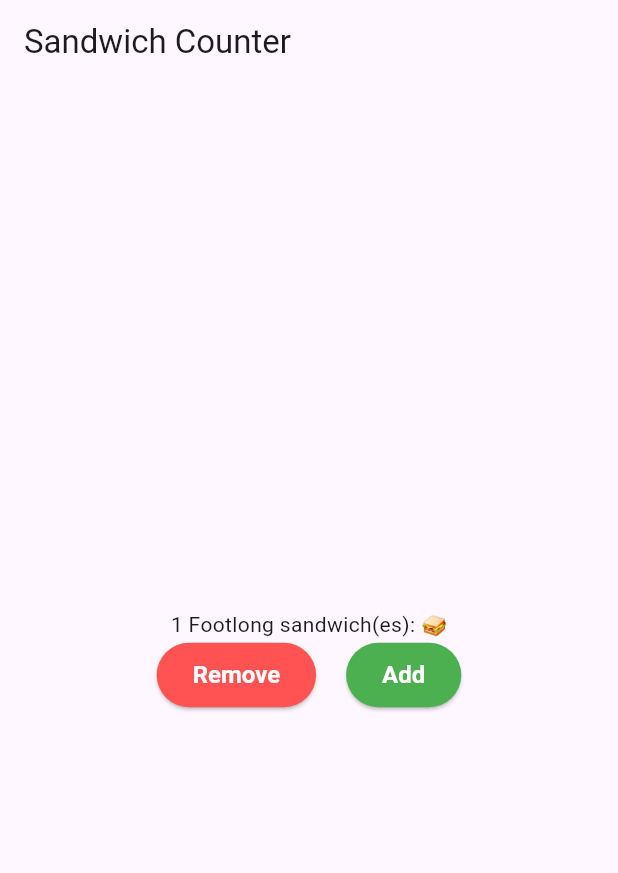
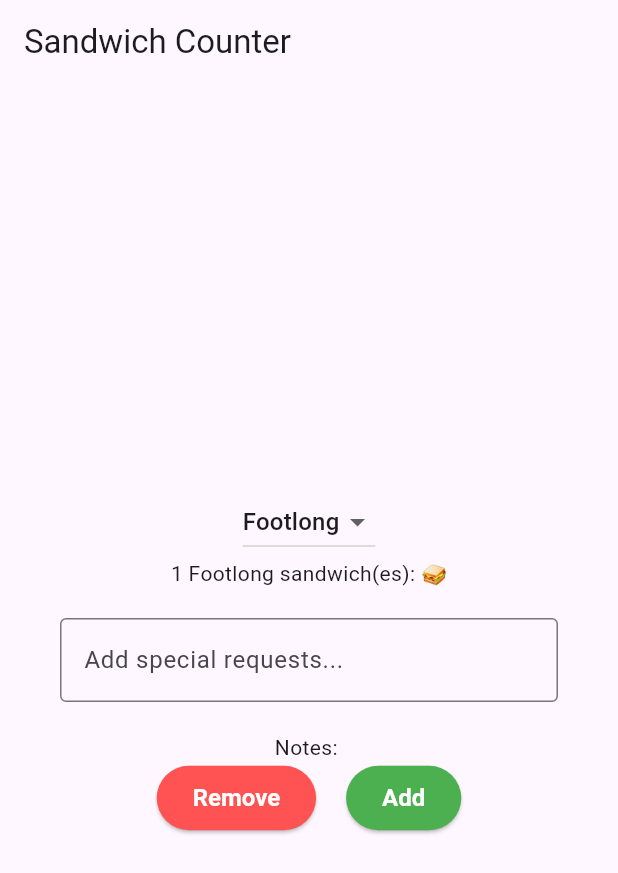
Before and after one commit to Xeniosgeorgakis/sadwich_shop, a Flutter app: the screen it shows after launch, after a tap on "Add", on a phone screen of 412 x 824 dp. Shown: the top 873 px of the screen. Run offline on Flutter 3.47's test engine with Material 3 defaults, Android fonts, the phone set to English and light mode, and no system bars.

Commit message:
add sandwich type selection dropdown

```diff
--- a/lib/main.dart
+++ b/lib/main.dart
@@ -29,14 +29,12 @@ class OrderScreen extends StatefulWidget {
 
 class _OrderScreenState extends State<OrderScreen> {
   int _quantity = 0;
+   String _selectedType = 'Footlong';
+   String _notes = '';
 
   void _increaseQuantity() {
     if (_quantity < widget.maxQuantity) {
-      setState(() {
-        _quantity++;
-        // Add this temporary line to see debugging in action
-        print('Current quantity: $_quantity');
-      });
+      setState(() => _quantity++);
     }
   }
 
@@ -56,10 +54,42 @@ class _OrderScreenState extends State<OrderScreen> {
         child: Column(
           mainAxisAlignment: MainAxisAlignment.center,
           children: <Widget>[
+            DropdownButton<String>(
+              value: _selectedType,
+              items: const [
+                DropdownMenuItem(value: 'Footlong', child: Text('Footlong')),
+                DropdownMenuItem(value: 'Six-inch', child: Text('Six-inch')),
+              ],
+              onChanged: (value) {
+                setState(() {
+                  _selectedType = value!;
+                });
+              },
+            ),
             OrderItemDisplay(
               _quantity,
-              'Footlong',
+              _selectedType,
             ),
+            const SizedBox(height: 20),
+
+            // ADD THIS SIMPLE TEXTFIELD FOR NOTES
+            Padding(
+              padding: const EdgeInsets.symmetric(horizontal: 40.0),
+              child: TextField(
+                decoration: const InputDecoration(
+                  hintText: 'Add special requests...',
+                  border: OutlineInputBorder(),
+                ),
+                onChanged: (value) {
+                  setState(() {
+                    _notes = value;
+                  });
+                },
+              ),
+            ),
+
+            const SizedBox(height: 20),
+            Text('Notes: $_notes'),
             Row(
               mainAxisAlignment:
                   MainAxisAlignment.center, // pushes buttons to edges
@@ -120,6 +150,7 @@ class StyledButton extends StatelessWidget {
 class OrderItemDisplay extends StatelessWidget {
   final String itemType;
   final int quantity;
+
 
   const OrderItemDisplay(this.quantity, this.itemType, {super.key});
 
```
